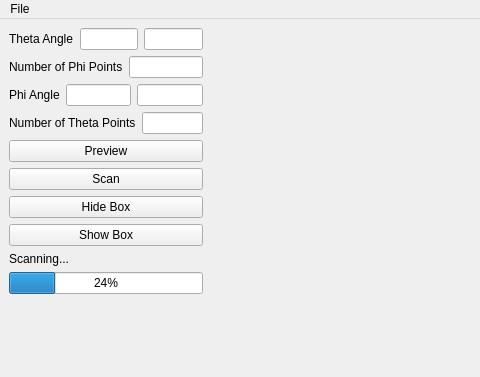
Before: the Qt Designer form SyntheticLidarScannerWidget.ui in daviddoria/SyntheticLidarScanner, drawn with Qt 5; both pictures show x 0 to 480 and y 0 to 377 of the 800 by 847 pixel window.
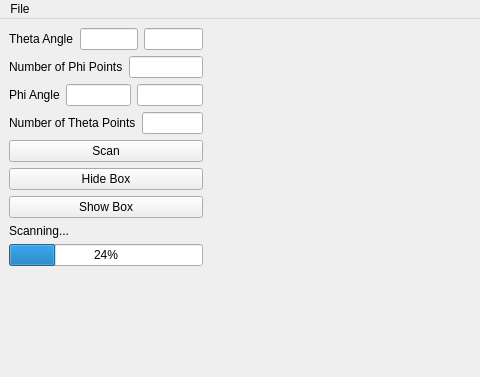
After: the same form once the commit is applied. Custom widgets are drawn as their Qt base class.

The edit to the form file:
```diff
--- a/SyntheticLidarScannerWidget.ui
+++ b/SyntheticLidarScannerWidget.ui
@@ -79,13 +79,6 @@
         </item>
        </layout>
       </item>
-      <item>
-       <widget class="QPushButton" name="btnPreview">
-        <property name="text">
-         <string>Preview</string>
-        </property>
-       </widget>
-      </item>
       <item>
        <widget class="QPushButton" name="btnScan">
         <property name="text">
```
Left out of the diff: 2 changed lines with no effect on the pictures.
